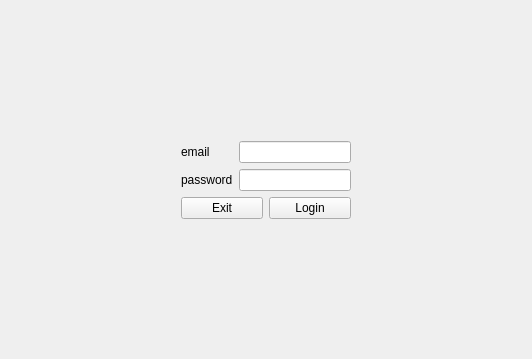
Leon0932/se_projekt, file loginview.ui: the form before one commit.
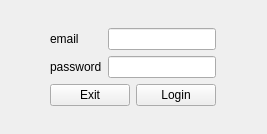
The form after the commit.

```diff
--- a/loginview.ui
+++ b/loginview.ui
@@ -6,8 +6,8 @@
    <rect>
     <x>0</x>
     <y>0</y>
-    <width>532</width>
-    <height>359</height>
+    <width>267</width>
+    <height>134</height>
    </rect>
   </property>
   <property name="windowTitle">
```
